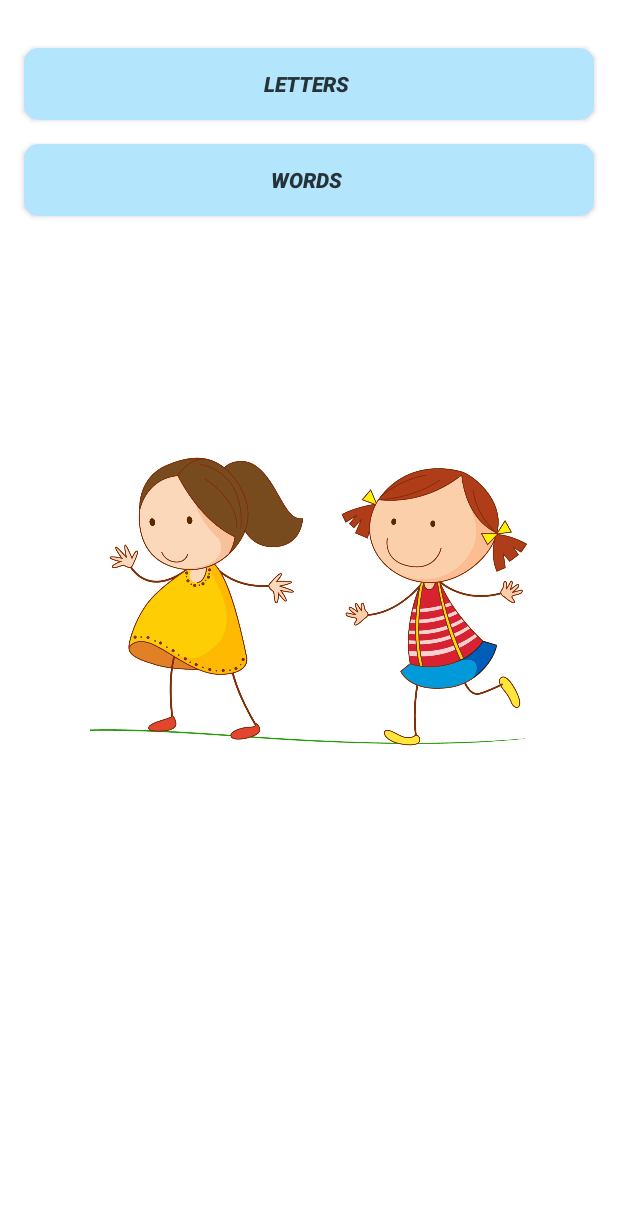
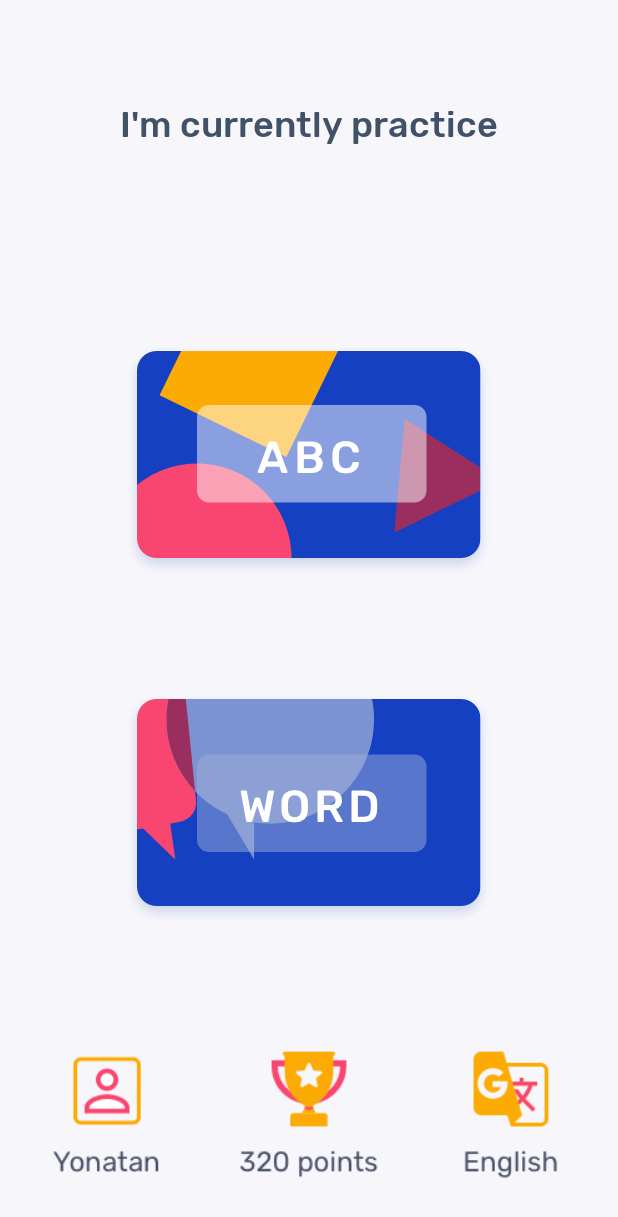
Before and after one commit to vitabr/Ottie, an Android app: the screen it shows after launch (ModesActivity), on a phone screen of 412 x 824 dp. Shown: the top 1217 px of the screen. Run offline under Robolectric (Android 15) with nearby library versions, the phone set to English and light mode, and no system bars; our stand-ins replace ButterKnife, Room's generated code; libraries missing offline, so code that uses them is left out: com.google.firebase.ml; 5 statements that could not run were skipped.

Commit message:
Vito Modes screen ready

```diff
--- a/app/src/main/java/restforyou/com/tofsologia/activities/ModesActivity.java
+++ b/app/src/main/java/restforyou/com/tofsologia/activities/ModesActivity.java
@@ -5,6 +5,7 @@ import android.support.v7.app.AppCompatActivity;
 import android.os.Bundle;
 import android.view.View;
 import android.widget.Button;
+import android.widget.ImageView;
 
 import butterknife.BindView;
 import butterknife.ButterKnife;
@@ -14,9 +15,9 @@ import restforyou.com.tofsologia.utils.Constants;
 public class ModesActivity extends AppCompatActivity implements Constants {
 
     @BindView(R.id.btn_simple_mode)
-    Button buttonSimpleMode;
+    ImageView buttonSimpleMode;
     @BindView(R.id.btn_middle_mode)
-    Button buttonMiddleMode;
+    ImageView buttonMiddleMode;
 
     @Override
     protected void onCreate(Bundle savedInstanceState) {
--- a/app/src/main/res/layout/activity_modes.xml
+++ b/app/src/main/res/layout/activity_modes.xml
@@ -1,54 +1,84 @@
 <?xml version="1.0" encoding="utf-8"?>
-<android.support.constraint.ConstraintLayout
-    xmlns:android="http://schemas.android.com/apk/res/android"
+<android.support.constraint.ConstraintLayout xmlns:android="http://schemas.android.com/apk/res/android"
     xmlns:app="http://schemas.android.com/apk/res-auto"
     xmlns:tools="http://schemas.android.com/tools"
     android:layout_width="match_parent"
     android:layout_height="match_parent"
-    android:background="#ffffff"
+    android:background="#f7f7fb"
     tools:context=".activities.ModesActivity">
 
-    <Button
-        android:id="@+id/btn_simple_mode"
-        android:layout_width="match_parent"
-        android:layout_height="wrap_content"
+
+    <TextView
+        android:id="@+id/textView4"
+        android:layout_width="0dp"
+        android:layout_height="120dp"
         android:layout_marginStart="16dp"
-        android:layout_marginTop="32dp"
+        android:layout_marginTop="24dp"
         android:layout_marginEnd="16dp"
-        android:background="@drawable/round_shape_btn"
-        android:text="Letters "
-        android:textColor="#263238"
-        android:textStyle="bold|italic"
+        android:fontFamily="@font/rubik_medium"
+        android:gravity="center"
+        android:text="I'm currently practice"
+        android:textAlignment="center"
+        android:textColor="#415167"
+        android:textSize="24sp"
         app:layout_constraintEnd_toEndOf="parent"
         app:layout_constraintStart_toStartOf="parent"
         app:layout_constraintTop_toTopOf="parent" />
 
-    <Button
-        android:id="@+id/btn_middle_mode"
+    <ImageView
+        android:id="@+id/btn_simple_mode"
         android:layout_width="match_parent"
         android:layout_height="wrap_content"
         android:layout_marginStart="16dp"
         android:layout_marginTop="16dp"
         android:layout_marginEnd="16dp"
-        android:background="@drawable/round_shape_btn"
+        android:layout_marginBottom="8dp"
+        android:src="@drawable/btn_abc"
+        android:text="Letters "
+        android:textColor="#263238"
+        android:textStyle="bold|italic"
+        app:layout_constraintBottom_toTopOf="@+id/btn_middle_mode"
+        app:layout_constraintEnd_toEndOf="parent"
+        app:layout_constraintStart_toStartOf="parent"
+        app:layout_constraintTop_toBottomOf="@+id/textView4" />
+
+    <ImageView
+        android:id="@+id/btn_middle_mode"
+        android:layout_width="match_parent"
+        android:layout_height="wrap_content"
+        android:layout_marginStart="16dp"
+        android:layout_marginTop="8dp"
+        android:layout_marginEnd="16dp"
+        android:layout_marginBottom="8dp"
+        android:src="@drawable/btn_word"
         android:text="Words "
         android:textColor="#263238"
         android:textStyle="bold|italic"
+        app:layout_constraintBottom_toTopOf="@+id/img_playing"
         app:layout_constraintEnd_toEndOf="parent"
         app:layout_constraintStart_toStartOf="parent"
-        app:layout_constraintTop_toBottomOf="@+id/btn_simple_mode" />
+        app:layout_constraintTop_toTopOf="@+id/guideline" />
 
     <ImageView
         android:id="@+id/img_playing"
-        android:layout_width="300dp"
-        android:layout_height="450dp"
+        android:layout_width="0dp"
+        android:layout_height="150dp"
         android:layout_marginStart="24dp"
-        android:layout_marginTop="32dp"
         android:layout_marginEnd="24dp"
-        android:src="@drawable/modes_activity_kids"
+        android:layout_marginBottom="8dp"
+        android:src="@drawable/icons"
+        app:layout_constraintBottom_toBottomOf="parent"
         app:layout_constraintEnd_toEndOf="parent"
         app:layout_constraintStart_toStartOf="parent"
-        app:layout_constraintTop_toBottomOf="@+id/btn_middle_mode" />
+        app:srcCompat="@drawable/icons" />
+
+    <android.support.constraint.Guideline
+        android:id="@+id/guideline"
+        android:layout_width="wrap_content"
+        android:layout_height="wrap_content"
+        android:orientation="horizontal"
+        app:layout_constraintGuide_begin="20dp"
+        app:layout_constraintGuide_percent=".5" />
 
 
 </android.support.constraint.ConstraintLayout>
```
Also changed, not shown: app/src/main/res/drawable-hdpi/btn_abc.png (added), app/src/main/res/drawable-hdpi/btn_word.png (added), app/src/main/res/drawable-hdpi/icons.png (added), app/src/main/res/drawable-mdpi/btn_abc.png (added), app/src/main/res/drawable-mdpi/btn_word.png (added), app/src/main/res/drawable-mdpi/icons.png (added), app/src/main/res/drawable-xhdpi/btn_abc.png (added), app/src/main/res/drawable-xhdpi/btn_word.png (added), app/src/main/res/drawable-xhdpi/icons.png (added), app/src/main/res/drawable-xxhdpi/btn_abc.png (added), app/src/main/res/drawable-xxhdpi/btn_word.png (added), app/src/main/res/drawable-xxhdpi/icons.png (added), app/src/main/res/drawable-xxxhdpi/btn_abc.png (added), app/src/main/res/drawable-xxxhdpi/btn_word.png (added), 2 more files.
